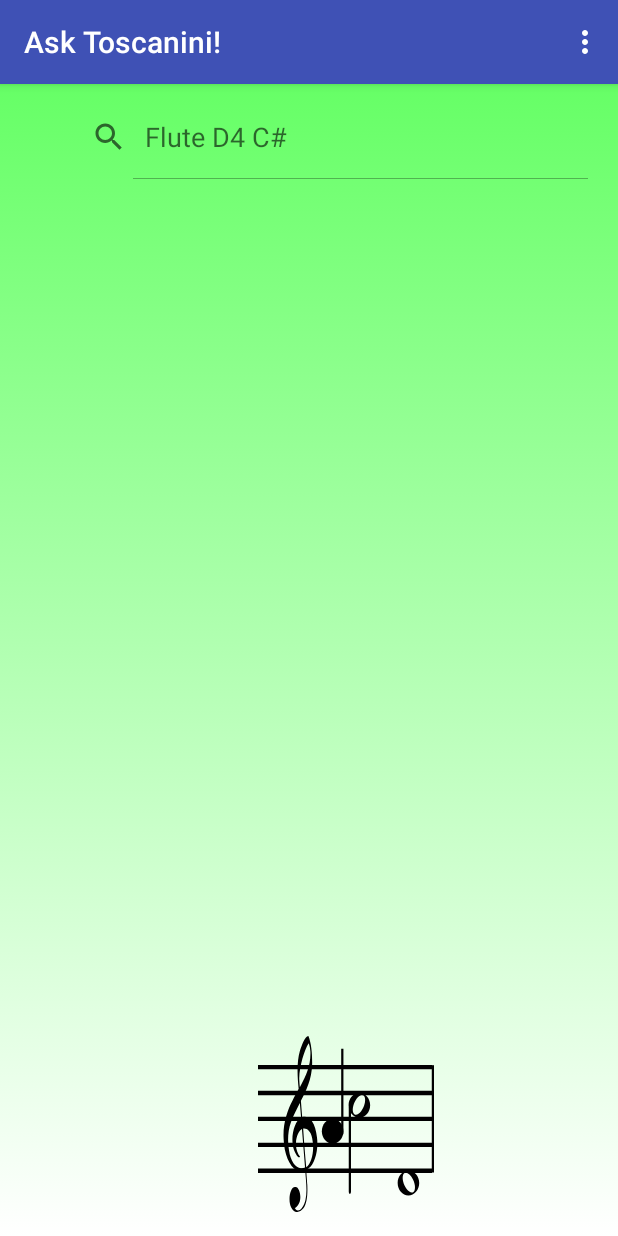
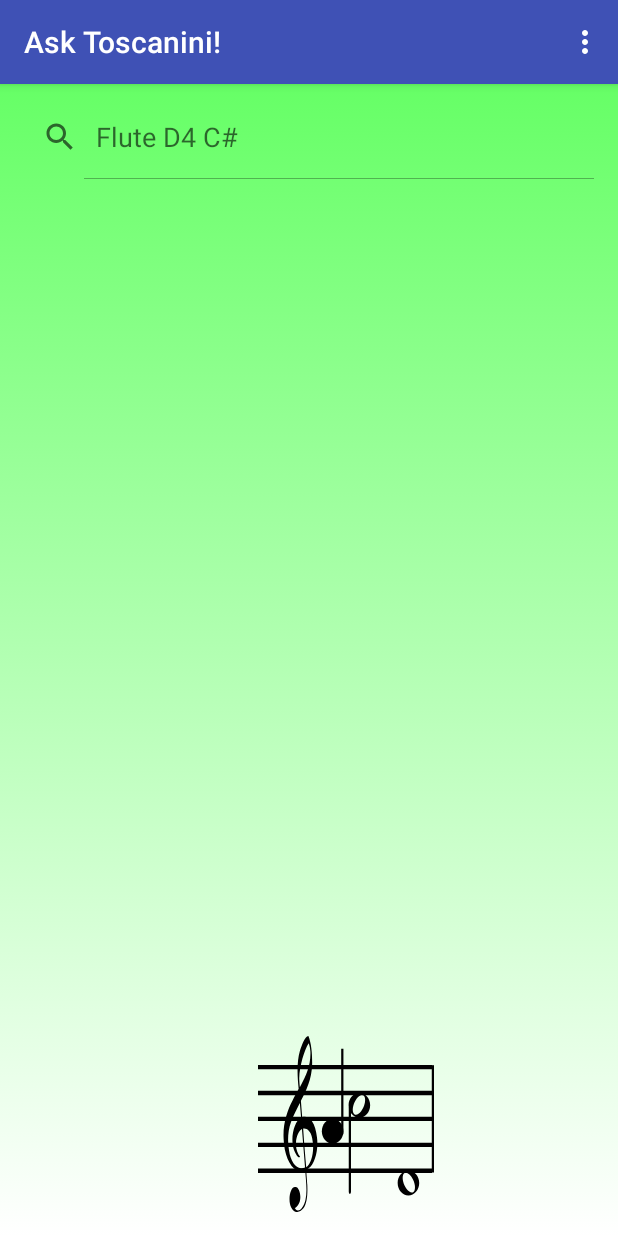
Before and after one commit to MegaArman/Toscanini_Android, an Android app: the screen it shows after launch (MainActivity), in the options menu, after a tap on "Home", on a phone screen of 412 x 824 dp. Run offline under Robolectric (Android 15) with nearby library versions, the phone set to English and light mode, and no system bars; network calls fail.

Commit message:
more style improvements

```diff
--- a/MusicalGoogle/app/src/main/res/layout/all_query_layout.xml
+++ b/MusicalGoogle/app/src/main/res/layout/all_query_layout.xml
@@ -9,7 +9,7 @@
 
     <TextView
         android:id="@+id/queryView2"
-        android:layout_width="362dp"
+        android:layout_width="368dp"
         android:layout_height="197dp"
         android:layout_marginLeft="8dp"
         android:layout_marginTop="8dp"
@@ -17,5 +17,6 @@
         android:textColor="@android:color/holo_orange_light"
         android:textSize="24sp"
         app:layout_constraintLeft_toLeftOf="parent"
-        app:layout_constraintTop_toTopOf="parent" />
+        app:layout_constraintTop_toTopOf="parent"
+        android:layout_marginStart="8dp" />
 </android.support.constraint.ConstraintLayout>
--- a/MusicalGoogle/app/src/main/res/layout/fragment_home.xml
+++ b/MusicalGoogle/app/src/main/res/layout/fragment_home.xml
@@ -25,7 +25,7 @@
 
     <SearchView
         android:id="@+id/search"
-        android:layout_width="359dp"
+        android:layout_width="match_parent"
         android:layout_height="55dp"
         android:layout_marginLeft="8dp"
         android:layout_marginRight="8dp"
```
